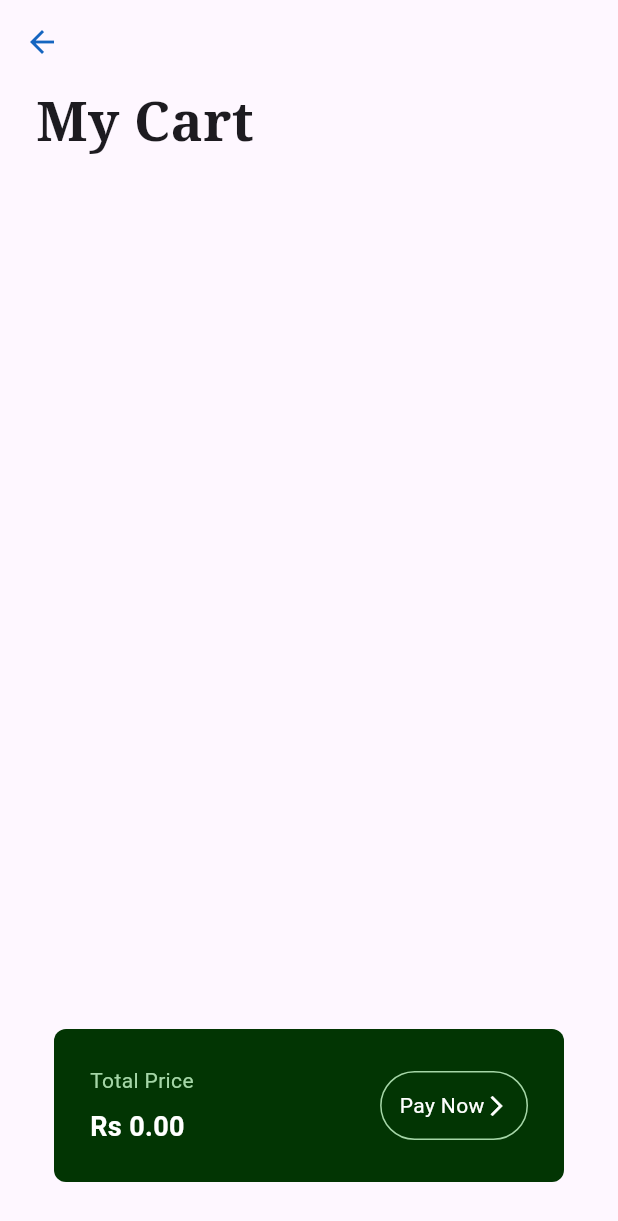
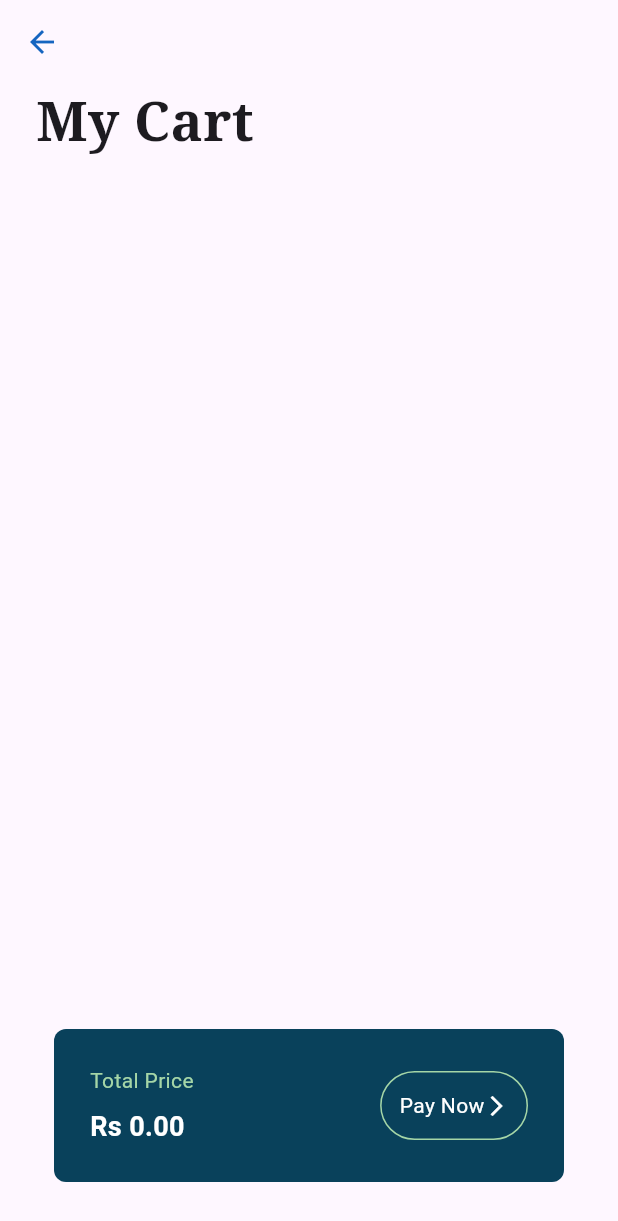
Before and after one commit to sandhyaNepal20/My_mob_app, a Flutter app: the screen it shows after launch, after a tap on "Get Started", after a tap on the "shopping bag" icon, on a phone screen of 412 x 824 dp. Shown: the top 1221 px of the screen. Run offline on Flutter 3.47's test engine with Material 3 defaults, Android fonts, the light colour scheme and no system bars; our stand-ins replace google_fonts.

Commit message:
Changes in design

```diff
--- a/lib/model/cart_model.dart
+++ b/lib/model/cart_model.dart
@@ -3,12 +3,15 @@ import 'package:flutter/material.dart';
 class CartModel extends ChangeNotifier {
   // list of items on sale
   final List _shopItems = const [
-    // [ itemName, itemPrice, imagePath, color ]
-    ["orange", "100 ", "lib/images/orange.png", Colors.blue],
-    ["Banana", "130 ", "lib/images/banana.png", Colors.blue],
-    ["Chicken", "390", "lib/images/chicken.png", Colors.blue],
-    ["Wheat", "200 ", "lib/images/rice.png", Colors.blue],
-  ];
+  // [ itemName, itemPrice, imagePath, color ]
+  ["Brushes", "500 ", "lib/images/brushes.png", Colors.blue],
+  ["Compact powder", "600", "lib/images/compact powder.png", Colors.blue],
+  ["Foundation", "800", "lib/images/foundation.png", Colors.blue],
+  ["Palate2", "200 ", "lib/images/palate.jpg", Colors.blue],
+  ["Mylogo", "150", "lib/images/mylogo.png", Colors.green],
+  ["Bb", "50", "lib/images/brushes.png", Colors.brown],
+];
+
 
   // list of cart items
   List _cartItems = [];
--- a/lib/pages/cart_page.dart
+++ b/lib/pages/cart_page.dart
@@ -82,7 +82,7 @@ class CartPage extends StatelessWidget {
                 child: Container(
                   decoration: BoxDecoration(
                     borderRadius: BorderRadius.circular(8),
-                    color: const Color.fromARGB(255, 2, 53, 3),
+                    color: Color.fromARGB(255, 9, 65, 91),
                   ),
                   padding: const EdgeInsets.all(24),
                   child: Row(
--- a/lib/pages/home_page.dart
+++ b/lib/pages/home_page.dart
@@ -30,7 +30,7 @@ class _HomePageState extends State<HomePage> {
           crossAxisAlignment: CrossAxisAlignment.start,
           children: [
             Text(
-              "Sandhya's Grocery Shop", // Updated title here
+              "Sandhya's Cosmetic Face Collection", // Updated title here
               style: TextStyle(
                 fontSize: 20,
                 fontWeight: FontWeight.bold,
@@ -51,9 +51,9 @@ class _HomePageState extends State<HomePage> {
           Padding(
             padding: const EdgeInsets.only(right: 24.0),
             child: Image.asset(
-              'lib/images/sandhya.jpg',
-              height: 48, // Adjust the height as needed
-              width: 48,  // Adjust the width as needed
+              'lib/images/sandhya.png',
+              height: 100, // Adjust the height as needed
+              width: 100, // Adjust the width as needed
             ),
           ),
         ],
@@ -70,60 +70,50 @@ class _HomePageState extends State<HomePage> {
         ),
         child: const Icon(Icons.shopping_bag),
       ),
-      body: Column(
+      body: SingleChildScrollView(
+        child: Column(
           crossAxisAlignment: CrossAxisAlignment.start,
           children: [
             const SizedBox(height: 48),
-
-          // good morning bro
             const Padding(
               padding: EdgeInsets.symmetric(horizontal: 24.0),
-            child: Text('Hurry Up,'),
+              child: Text('Discover Your Glow,'),
             ),
-
             const SizedBox(height: 4),
-
-          // Let's order fresh items for you
             Padding(
               padding: const EdgeInsets.symmetric(horizontal: 24.0),
               child: Text(
-              "You can order from here ",
+                "Explore our exclusive face products", // Updated text here
                 style: GoogleFonts.notoSerif(
                   fontSize: 25,
                   fontWeight: FontWeight.bold,
                 ),
               ),
             ),
-
             const SizedBox(height: 24),
-
             const Padding(
               padding: EdgeInsets.symmetric(horizontal: 24.0),
               child: Divider(),
             ),
-
             const SizedBox(height: 24),
-
-          // categories -> horizontal listview
             Padding(
               padding: const EdgeInsets.symmetric(horizontal: 24.0),
               child: Text(
-              "Selling items are here",
+                "Glowing items are here...order now", // Updated text here
                 style: GoogleFonts.notoSerif(
                   fontSize: 18,
                 ),
               ),
             ),
-
-          // recent orders -> show last 3
-          Expanded(
-            child: Consumer<CartModel>(
+            Consumer<CartModel>(
               builder: (context, value, child) {
                 return GridView.builder(
+                  shrinkWrap: true,
+                  physics: NeverScrollableScrollPhysics(),
                   padding: const EdgeInsets.all(12),
-                  physics: const NeverScrollableScrollPhysics(),
                   itemCount: value.shopItems.length,
-                  gridDelegate: const SliverGridDelegateWithFixedCrossAxisCount(
+                  gridDelegate:
+                      const SliverGridDelegateWithFixedCrossAxisCount(
                     crossAxisCount: 2,
                     childAspectRatio: 1 / 1.2,
                   ),
@@ -141,8 +131,8 @@ class _HomePageState extends State<HomePage> {
                 );
               },
             ),
+          ],
         ),
-        ],
       ),
     );
   }
--- a/lib/pages/intro_screen.dart
+++ b/lib/pages/intro_screen.dart
@@ -12,9 +12,9 @@ class IntroScreen extends StatelessWidget {
     return Scaffold(
       appBar: AppBar(
         title: Text(
-          "Sandhya's Grocery Store",
+          "Sandhya's Cosmetic Face Collection", // Updated title here
           style: GoogleFonts.notoSerif(
-            fontSize: 24,
+            fontSize: 22,
             fontWeight: FontWeight.bold,
           ),
         ),
@@ -29,14 +29,14 @@ class IntroScreen extends StatelessWidget {
           Container(
             decoration: BoxDecoration(
               image: DecorationImage(
-                image: AssetImage('lib/images/grocery.png'),
+                image: AssetImage('lib/images/palate.jpg'), // Updated image
                 fit: BoxFit.cover,
               ),
             ),
             child: BackdropFilter(
               filter: ImageFilter.blur(sigmaX: 10, sigmaY: 10), // Adjust the blur intensity
               child: Container(
-                color: Colors.black.withOpacity(0.3), // Adjust the overlay color and opacity
+                color: const Color.fromARGB(255, 247, 242, 242).withOpacity(0.1), // Adjust the overlay color and opacity
               ),
             ),
           ),
@@ -51,14 +51,14 @@ class IntroScreen extends StatelessWidget {
                     top: 40, // Adjusted top padding
                     bottom: 20,
                   ),
-                  child: Image.asset('lib/images/grocery.png'),
+                  child: Image.asset('lib/images/mylogo.png'), // Updated logo
                 ),
 
-                // we deliver groceries at your doorstep
+                // we deliver cosmetics at your doorstep // Updated text
                 Padding(
                   padding: const EdgeInsets.all(28.0),
                   child: Text(
-                    'We deliver groceries at your doorstep',
+                    'We deliver cosmetics at your doorstep', // Updated text
                     textAlign: TextAlign.center,
                     style: GoogleFonts.notoSerif(
                       fontSize: 36,
@@ -67,9 +67,9 @@ class IntroScreen extends StatelessWidget {
                   ),
                 ),
 
-                // grocery gives you fresh vegetables and fruits
+                // cosmetic gives you fresh beauty products every day // Updated text
                 Text(
-                  'Fresh items every day',
+                  'Fresh beauty products every day', // Updated text
                   textAlign: TextAlign.center,
                   style: TextStyle(
                     fontSize: 16,
```
Also changed, not shown: lib/images/banana.png (deleted), lib/images/brushes.png (added), lib/images/chicken.png (deleted), lib/images/compact powder.png (added), lib/images/foundation.png (added), lib/images/mylogo.png (added), lib/images/orange.png (deleted), lib/images/palate.jpg (added), lib/images/rice.png (deleted), lib/images/sandhya.png (added), 1 other file. Lines whose indentation alone changed are shown as unchanged.
